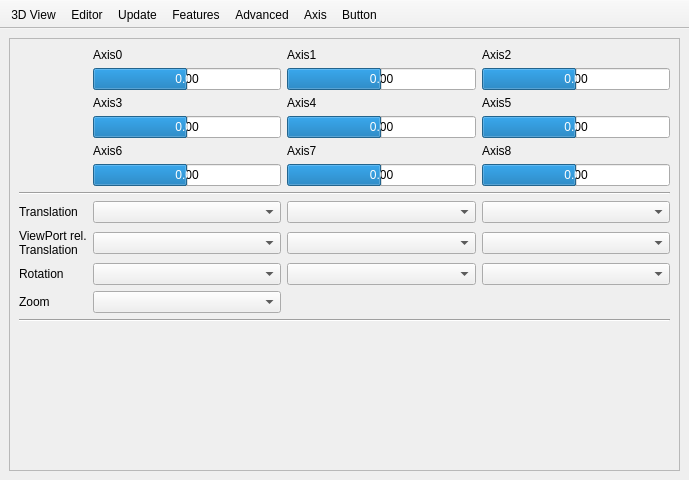
Before: the Qt Designer form src/Preferences.ui in MichaelPFrey/openscad, drawn with Qt 5.
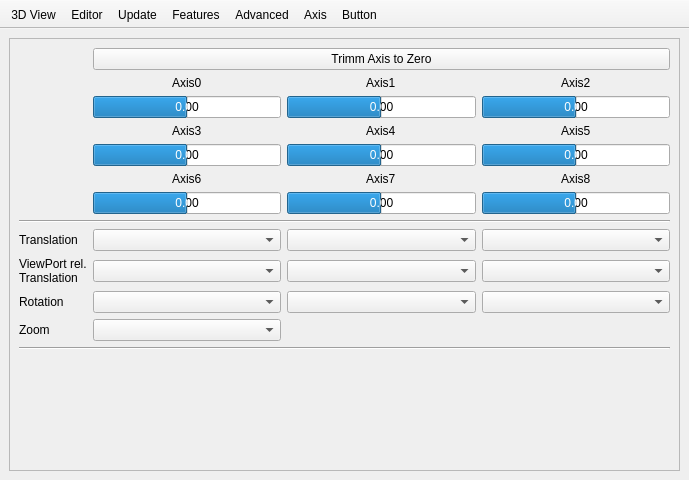
After: the same form once the commit is applied. The open tabs and pages were chosen to show the change. Icons and pictures are not drawn.

Commit message: add TrimAxis to EventMapper and UI

Patch:
```diff
--- a/src/Preferences.ui
+++ b/src/Preferences.ui
@@ -1482,145 +1482,70 @@
             </rect>
            </property>
            <layout class="QGridLayout" name="gridLayout_7" columnstretch="0,0,0,0">
-            <item row="3" column="1">
-             <widget class="QProgressBar" name="progressBarAxis3">
-              <property name="minimum">
-               <number>-100</number>
-              </property>
-              <property name="value">
-               <number>0</number>
-              </property>
-              <property name="format">
-               <string>0.00</string>
-              </property>
-             </widget>
-            </item>
-            <item row="3" column="3">
-             <widget class="QProgressBar" name="progressBarAxis5">
-              <property name="minimum">
-               <number>-100</number>
-              </property>
-              <property name="value">
-               <number>0</number>
-              </property>
-              <property name="format">
-               <string>0.00</string>
-              </property>
-             </widget>
-            </item>
-            <item row="0" column="1">
+            <item row="1" column="1" alignment="Qt::AlignHCenter">
              <widget class="QLabel" name="labelAxis0">
               <property name="text">
                <string>Axis0</string>
               </property>
              </widget>
             </item>
-            <item row="3" column="2">
-             <widget class="QProgressBar" name="progressBarAxis4">
-              <property name="minimum">
-               <number>-100</number>
-              </property>
-              <property name="value">
-               <number>0</number>
-              </property>
-              <property name="format">
-               <string>0.00</string>
-              </property>
-             </widget>
-            </item>
             <item row="4" column="2">
+             <widget class="QProgressBar" name="progressBarAxis4">
+              <property name="minimum">
+               <number>-100</number>
+              </property>
+              <property name="value">
+               <number>0</number>
+              </property>
+              <property name="format">
+               <string>0.00</string>
+              </property>
+             </widget>
+            </item>
+            <item row="5" column="2" alignment="Qt::AlignHCenter">
              <widget class="QLabel" name="labelAxis0_8">
               <property name="text">
                <string>Axis7</string>
               </property>
              </widget>
             </item>
-            <item row="13" column="0">
+            <item row="14" column="0">
              <widget class="QLabel" name="labelInputRotation">
               <property name="text">
                <string>Rotation</string>
               </property>
              </widget>
             </item>
-            <item row="11" column="3">
+            <item row="12" column="3">
              <widget class="QComboBox" name="comboBoxTranslationZ"/>
             </item>
-            <item row="11" column="2">
+            <item row="12" column="2">
              <widget class="QComboBox" name="comboBoxTranslationY"/>
             </item>
-            <item row="14" column="1">
+            <item row="15" column="1">
              <widget class="QComboBox" name="comboBoxZoom"/>
             </item>
-            <item row="14" column="0">
+            <item row="15" column="0">
              <widget class="QLabel" name="labelInputZoom">
               <property name="text">
                <string>Zoom</string>
               </property>
              </widget>
             </item>
-            <item row="11" column="1">
+            <item row="12" column="1">
              <widget class="QComboBox" name="comboBoxTranslationX"/>
             </item>
-            <item row="13" column="1">
-             <widget class="QComboBox" name="comboBoxRotationX"/>
-            </item>
-            <item row="13" column="2">
-             <widget class="QComboBox" name="comboBoxRotationY"/>
-            </item>
             <item row="13" column="3">
-             <widget class="QComboBox" name="comboBoxRotationZ"/>
-            </item>
-            <item row="11" column="0">
-             <widget class="QLabel" name="labelInputTranslation">
-              <property name="text">
-               <string>Translation</string>
-              </property>
-             </widget>
-            </item>
-            <item row="26" column="0">
-             <spacer name="verticalSpacer_4">
-              <property name="orientation">
-               <enum>Qt::Vertical</enum>
-              </property>
-              <property name="sizeHint" stdset="0">
-               <size>
-                <width>20</width>
-                <height>40</height>
-               </size>
-              </property>
-             </spacer>
-            </item>
-            <item row="15" column="0" colspan="4">
-             <widget class="Line" name="line">
-              <property name="orientation">
-               <enum>Qt::Horizontal</enum>
-              </property>
-             </widget>
-            </item>
-            <item row="12" column="0">
-             <widget class="QLabel" name="labelInputTranslationViewPortRelative">
-              <property name="text">
-               <string>ViewPort rel.&lt;br/&gt;Translation</string>
-              </property>
-             </widget>
-            </item>
-            <item row="12" column="2">
-             <widget class="QComboBox" name="comboBoxTranslationYVPRel"/>
-            </item>
-            <item row="12" column="1">
-             <widget class="QComboBox" name="comboBoxTranslationXVPRel"/>
-            </item>
-            <item row="12" column="3">
              <widget class="QComboBox" name="comboBoxTranslationZVPRel"/>
             </item>
-            <item row="0" column="2">
+            <item row="1" column="2" alignment="Qt::AlignHCenter">
              <widget class="QLabel" name="labelAxis0_2">
               <property name="text">
                <string>Axis1</string>
               </property>
              </widget>
             </item>
-            <item row="5" column="3">
+            <item row="6" column="3">
              <widget class="QProgressBar" name="progressBarAxis8">
               <property name="minimum">
                <number>-100</number>
@@ -1633,21 +1558,21 @@
               </property>
              </widget>
             </item>
-            <item row="4" column="3">
+            <item row="5" column="3" alignment="Qt::AlignHCenter">
              <widget class="QLabel" name="labelAxis0_9">
               <property name="text">
                <string>Axis8</string>
               </property>
              </widget>
             </item>
-            <item row="0" column="3">
+            <item row="1" column="3" alignment="Qt::AlignHCenter">
              <widget class="QLabel" name="labelAxis0_3">
               <property name="text">
                <string>Axis2</string>
               </property>
              </widget>
             </item>
-            <item row="5" column="1">
+            <item row="6" column="1">
              <widget class="QProgressBar" name="progressBarAxis6">
               <property name="minimum">
                <number>-100</number>
@@ -1660,35 +1585,35 @@
               </property>
              </widget>
             </item>
-            <item row="2" column="3">
+            <item row="3" column="3" alignment="Qt::AlignHCenter">
              <widget class="QLabel" name="labelAxis0_4">
               <property name="text">
                <string>Axis5</string>
               </property>
              </widget>
             </item>
-            <item row="2" column="2">
+            <item row="3" column="2" alignment="Qt::AlignHCenter">
              <widget class="QLabel" name="labelAxis0_5">
               <property name="text">
                <string>Axis4</string>
               </property>
              </widget>
             </item>
-            <item row="4" column="1">
+            <item row="5" column="1" alignment="Qt::AlignHCenter">
              <widget class="QLabel" name="labelAxis0_7">
               <property name="text">
                <string>Axis6</string>
               </property>
              </widget>
             </item>
-            <item row="2" column="1">
+            <item row="3" column="1" alignment="Qt::AlignHCenter">
              <widget class="QLabel" name="labelAxis0_6">
               <property name="text">
                <string>Axis3</string>
               </property>
              </widget>
             </item>
-            <item row="5" column="2">
+            <item row="6" column="2">
              <widget class="QProgressBar" name="progressBarAxis7">
               <property name="minimum">
                <number>-100</number>
@@ -1701,7 +1626,7 @@
               </property>
              </widget>
             </item>
-            <item row="1" column="3">
+            <item row="2" column="3">
              <widget class="QProgressBar" name="progressBarAxis2">
               <property name="minimum">
                <number>-100</number>
@@ -1714,7 +1639,82 @@
               </property>
              </widget>
             </item>
-            <item row="1" column="2">
+            <item row="4" column="1">
+             <widget class="QProgressBar" name="progressBarAxis3">
+              <property name="minimum">
+               <number>-100</number>
+              </property>
+              <property name="value">
+               <number>0</number>
+              </property>
+              <property name="format">
+               <string>0.00</string>
+              </property>
+             </widget>
+            </item>
+            <item row="4" column="3">
+             <widget class="QProgressBar" name="progressBarAxis5">
+              <property name="minimum">
+               <number>-100</number>
+              </property>
+              <property name="value">
+               <number>0</number>
+              </property>
+              <property name="format">
+               <string>0.00</string>
+              </property>
+             </widget>
+            </item>
+            <item row="14" column="1">
+             <widget class="QComboBox" name="comboBoxRotationX"/>
+            </item>
+            <item row="14" column="2">
+             <widget class="QComboBox" name="comboBoxRotationY"/>
+            </item>
+            <item row="14" column="3">
+             <widget class="QComboBox" name="comboBoxRotationZ"/>
+            </item>
+            <item row="12" column="0">
+             <widget class="QLabel" name="labelInputTranslation">
+              <property name="text">
+               <string>Translation</string>
+              </property>
+             </widget>
+            </item>
+            <item row="27" column="0">
+             <spacer name="verticalSpacer_4">
+              <property name="orientation">
+               <enum>Qt::Vertical</enum>
+              </property>
+              <property name="sizeHint" stdset="0">
+               <size>
+                <width>20</width>
+                <height>40</height>
+               </size>
+              </property>
+             </spacer>
+            </item>
+            <item row="16" column="0" colspan="4">
+             <widget class="Line" name="line">
+              <property name="orientation">
+               <enum>Qt::Horizontal</enum>
+              </property>
+             </widget>
+            </item>
+            <item row="13" column="0">
+             <widget class="QLabel" name="labelInputTranslationViewPortRelative">
+              <property name="text">
+               <string>ViewPort rel.&lt;br/&gt;Translation</string>
+              </property>
+             </widget>
+            </item>
+            <item row="13" column="2">
+             <widget class="QComboBox" name="comboBoxTranslationYVPRel"/>
+            </item>
+            <item row="13" column="1">
+             <widget class="QComboBox" name="comboBoxTranslationXVPRel"/>
+            </item>
+            <item row="2" column="2">
              <widget class="QProgressBar" name="progressBarAxis1">
               <property name="minimum">
                <number>-100</number>
@@ -1727,7 +1727,7 @@
               </property>
              </widget>
             </item>
-            <item row="1" column="1">
+            <item row="2" column="1">
              <widget class="QProgressBar" name="progressBarAxis0">
               <property name="minimum">
                <number>-100</number>
@@ -1740,13 +1740,20 @@
               </property>
              </widget>
             </item>
-            <item row="9" column="0" colspan="4">
+            <item row="10" column="0" colspan="4">
              <widget class="Line" name="line_2">
               <property name="orientation">
                <enum>Qt::Horizontal</enum>
               </property>
              </widget>
             </item>
+            <item row="0" column="1" colspan="3">
+             <widget class="QPushButton" name="pushButtonAxisTrimm">
+              <property name="text">
+               <string>Trimm Axis to Zero</string>
+              </property>
+             </widget>
+            </item>
            </layout>
           </widget>
          </widget>
```
Left out of the diff: 6 changed lines with no effect on the pictures. The commit also changes 4 other files.
